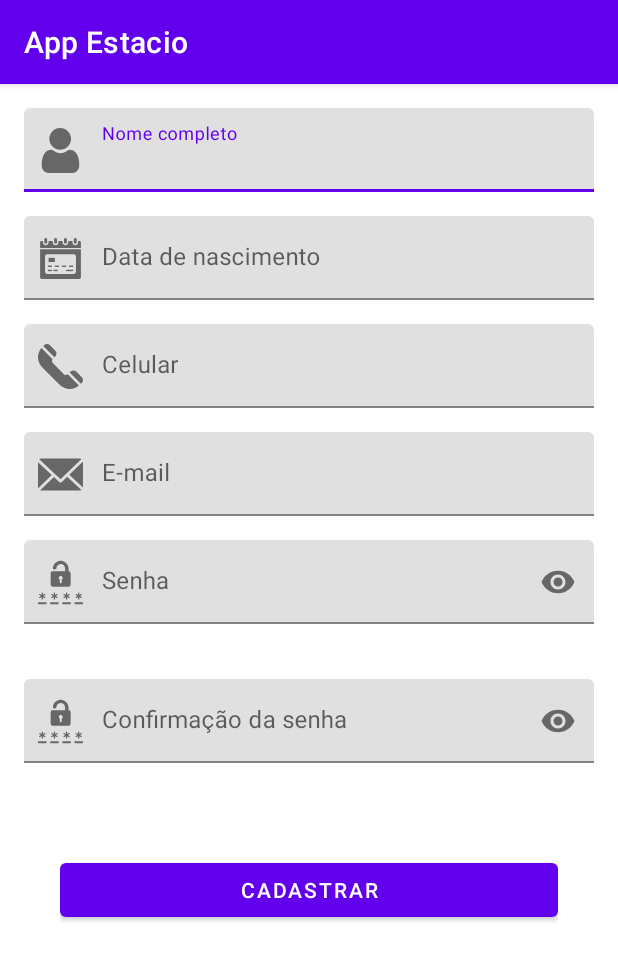
After one commit to dionlaranjeira/Aplicativo_estacio, an Android app: the CadastroActivity screen opened directly, with no data from a screen before it, on a phone screen of 412 x 824 dp. The commit adds this screen. Shown: the top 960 px of the screen. Run offline under Robolectric (Android 15) with nearby library versions, the phone set to English and light mode, and no system bars.

Commit message:
Aula 08/04/2021

```diff
--- a/app/src/main/AndroidManifest.xml
+++ b/app/src/main/AndroidManifest.xml
@@ -9,6 +9,7 @@
         android:roundIcon="@mipmap/ic_launcher_round"
         android:supportsRtl="true"
         android:theme="@style/Theme.AppEstacio">
+        <activity android:name=".CadastroActivity"></activity>
         <activity android:name=".MainActivity">
             <intent-filter>
                 <action android:name="android.intent.action.MAIN" />
--- /dev/null
+++ b/app/src/main/java/com/estacio/app/CadastroActivity.java
@@ -0,0 +1,62 @@
+package com.estacio.app;
+
+import androidx.appcompat.app.AppCompatActivity;
+
+import android.os.Bundle;
+import android.view.View;
+import android.widget.Button;
+import com.estacio.app.utilities.ValidaCampos;
+import com.google.android.material.textfield.TextInputLayout;
+
+
+public class CadastroActivity extends AppCompatActivity {
+
+    TextInputLayout textInputLayoutNome;
+    TextInputLayout textInputLayoutDataNasc;
+    TextInputLayout textInputLayoutCelular;
+    TextInputLayout textInputLayoutEmail;
+    TextInputLayout textInputLayoutSenha;
+    TextInputLayout textInputLayoutConfirmacaoSenha;
+    Button buttonCadastrar;
+
+    @Override
+    protected void onCreate(Bundle savedInstanceState) {
+        super.onCreate(savedInstanceState);
+        setContentView(R.layout.activity_cadastro);
+
+        inicializaComponentes();
+        cadastrarUsuario();
+
+
+    }
+
+
+    public void inicializaComponentes(){
+        textInputLayoutNome = findViewById(R.id.textFieldNome);
+        textInputLayoutDataNasc = findViewById(R.id.textFieldDataNasc);
+        textInputLayoutCelular = findViewById(R.id.textFieldCelular);
+        textInputLayoutEmail = findViewById(R.id.textFieldEmail);
+        textInputLayoutSenha = findViewById(R.id.TextInputLayoutSenhaCadastro);
+        textInputLayoutConfirmacaoSenha = findViewById(R.id.TextInputLayoutConfirmacaoSenhaCadastro);
+        buttonCadastrar = findViewById(R.id.buttonCadastrar);
+
+    }
+
+    public void cadastrarUsuario(){
+
+
+      buttonCadastrar.setOnClickListener(new View.OnClickListener() {
+          @Override
+          public void onClick(View v) {
+              boolean nomeValido = ValidaCampos.NOME_COMPLETO(textInputLayoutNome.getEditText().getText().toString());
+              if (nomeValido) {
+                  textInputLayoutNome.setError("");
+              }else{
+                  textInputLayoutNome.setError("Nome necessário");
+              }
+          }
+      });
+
+    }
+
+}
--- a/app/src/main/java/com/estacio/app/MainActivity.java
+++ b/app/src/main/java/com/estacio/app/MainActivity.java
@@ -2,10 +2,12 @@ package com.estacio.app;
 
 import androidx.appcompat.app.AppCompatActivity;
 
+import android.content.Intent;
 import android.os.Bundle;
 import android.view.View;
 import android.widget.Button;
 import android.widget.EditText;
+import android.widget.TextView;
 import android.widget.Toast;
 
 import com.google.android.material.textfield.TextInputLayout;
@@ -17,9 +19,10 @@ public class MainActivity extends AppCompatActivity {
 //    EditText editTextSenha;
     private TextInputLayout textInputLayoutSenha;
     private Button buttonLogar;
-    private Button buttonCadastrar;
     private String loginPadrao = "dion";
     private String senhaPadrao = "123";
+    private TextView textViewCadastreSe;
+    private Intent intentIrTelaCadastro;
 
 
     @Override
@@ -29,7 +32,20 @@ public class MainActivity extends AppCompatActivity {
 
         textInputLayoutLogin = findViewById(R.id.textFieldLogin);
         textInputLayoutSenha = findViewById(R.id.TextInputLayoutSenha);
+        textViewCadastreSe = findViewById(R.id.textViewCadastreSe);
+
         buttonLogar = findViewById(R.id.buttonLogar);
+
+        //Intent(telaAtual.this, telaAlvo.class)
+        intentIrTelaCadastro = new Intent(MainActivity.this, CadastroActivity.class);
+
+        textViewCadastreSe.setOnClickListener(new View.OnClickListener() {
+            @Override
+            public void onClick(View v) {
+                startActivity(intentIrTelaCadastro);
+            }
+        });
+
 
         buttonLogar.setOnClickListener(new View.OnClickListener() {
             @Override
--- /dev/null
+++ b/app/src/main/java/com/estacio/app/model/Usuario.java
@@ -0,0 +1,50 @@
+package com.estacio.app.model;
+
+public class Usuario {
+
+    private String nome;
+    private String celular;
+    private String email;
+    private String senha;
+    private String dataNasc;
+
+    public String getNome() {
+        return nome;
+    }
+
+    public void setNome(String nome) {
+        this.nome = nome;
+    }
+
+    public String getCelular() {
+        return celular;
+    }
+
+    public void setCelular(String celular) {
+        this.celular = celular;
+    }
+
+    public String getEmail() {
+        return email;
+    }
+
+    public void setEmail(String email) {
+        this.email = email;
+    }
+
+    public String getSenha() {
+        return senha;
+    }
+
+    public void setSenha(String senha) {
+        this.senha = senha;
+    }
+
+    public String getDataNasc() {
+        return dataNasc;
+    }
+
+    public void setDataNasc(String dataNasc) {
+        this.dataNasc = dataNasc;
+    }
+}
--- /dev/null
+++ b/app/src/main/java/com/estacio/app/utilities/ValidaCampos.java
@@ -0,0 +1,11 @@
+package com.estacio.app.utilities;
+
+public class ValidaCampos {
+
+    public static boolean NOME_COMPLETO(String nome){
+        if(nome.isEmpty()){
+            return false;
+        }
+        return true;
+    }
+}
--- /dev/null
+++ b/app/src/main/res/drawable/ic_data_de_vencimento.xml
@@ -0,0 +1,48 @@
+<vector xmlns:android="http://schemas.android.com/apk/res/android"
+    android:width="30dp"
+    android:height="30dp"
+    android:viewportWidth="512"
+    android:viewportHeight="512">
+  <path
+      android:fillColor="#FF000000"
+      android:pathData="m472,56h-16v16a32,32 0,0 1,-64 0v-16h-48v16a32,32 0,0 1,-64 0v-16h-48v16a32,32 0,0 1,-64 0v-16h-48v16a32,32 0,0 1,-64 0v-16h-16a16,16 0,0 0,-16 16v64h464v-64a16,16 0,0 0,-16 -16z"/>
+  <path
+      android:fillColor="#FF000000"
+      android:pathData="M88,24L88,24A16,16 0,0 1,104 40L104,72A16,16 0,0 1,88 88L88,88A16,16 0,0 1,72 72L72,40A16,16 0,0 1,88 24z"/>
+  <path
+      android:fillColor="#FF000000"
+      android:pathData="M312,24L312,24A16,16 0,0 1,328 40L328,72A16,16 0,0 1,312 88L312,88A16,16 0,0 1,296 72L296,40A16,16 0,0 1,312 24z"/>
+  <path
+      android:fillColor="#FF000000"
+      android:pathData="M200,24L200,24A16,16 0,0 1,216 40L216,72A16,16 0,0 1,200 88L200,88A16,16 0,0 1,184 72L184,40A16,16 0,0 1,200 24z"/>
+  <path
+      android:fillColor="#FF000000"
+      android:pathData="M424,24L424,24A16,16 0,0 1,440 40L440,72A16,16 0,0 1,424 88L424,88A16,16 0,0 1,408 72L408,40A16,16 0,0 1,424 24z"/>
+  <path
+      android:fillColor="#FF000000"
+      android:pathData="m24,472a16,16 0,0 0,16 16h432a16,16 0,0 0,16 -16v-320h-464zM80,232a24,24 0,0 1,24 -24h304a24,24 0,0 1,24 24v176a24,24 0,0 1,-24 24h-304a24,24 0,0 1,-24 -24z"/>
+  <path
+      android:fillColor="#FF000000"
+      android:pathData="m120,248h72v48h-72z"/>
+  <path
+      android:fillColor="#FF000000"
+      android:pathData="m320,384h80v16h-80z"/>
+  <path
+      android:fillColor="#FF000000"
+      android:pathData="m352,336h48v16h-48z"/>
+  <path
+      android:fillColor="#FF000000"
+      android:pathData="m272,336h48v16h-48z"/>
+  <path
+      android:fillColor="#FF000000"
+      android:pathData="m192,336h48v16h-48z"/>
+  <path
+      android:fillColor="#FF000000"
+      android:pathData="m112,336h48v16h-48z"/>
+  <path
+      android:fillColor="#FF000000"
+      android:pathData="m112,384h48v16h-48z"/>
+  <path
+      android:fillColor="#FF000000"
+      android:pathData="m176,384h48v16h-48z"/>
+</vector>
--- /dev/null
+++ b/app/src/main/res/drawable/ic_email.xml
@@ -0,0 +1,18 @@
+<vector xmlns:android="http://schemas.android.com/apk/res/android"
+    android:width="30dp"
+    android:height="30dp"
+    android:viewportWidth="230.17"
+    android:viewportHeight="230.17">
+  <path
+      android:fillColor="#FF000000"
+      android:pathData="M230,49.585c0,-0.263 0.181,-0.519 0.169,-0.779l-70.24,67.68l70.156,65.518c0.041,-0.468 -0.085,-0.94 -0.085,-1.418V49.585z"/>
+  <path
+      android:fillColor="#FF000000"
+      android:pathData="M149.207,126.901l-28.674,27.588c-1.451,1.396 -3.325,2.096 -5.2,2.096c-1.836,0 -3.672,-0.67 -5.113,-2.013l-28.596,-26.647L11.01,195.989c1.717,0.617 3.56,1.096 5.49,1.096h197.667c2.866,0 5.554,-0.873 7.891,-2.175L149.207,126.901z"/>
+  <path
+      android:fillColor="#FF000000"
+      android:pathData="M115.251,138.757L222.447,35.496c-2.427,-1.443 -5.252,-2.411 -8.28,-2.411H16.5c-3.943,0 -7.556,1.531 -10.37,3.866L115.251,138.757z"/>
+  <path
+      android:fillColor="#FF000000"
+      android:pathData="M0,52.1v128.484c0,1.475 0.339,2.897 0.707,4.256l69.738,-67.156L0,52.1z"/>
+</vector>
--- /dev/null
+++ b/app/src/main/res/drawable/ic_telephone.xml
@@ -0,0 +1,15 @@
+<vector xmlns:android="http://schemas.android.com/apk/res/android"
+    android:width="30dp"
+    android:height="30dp"
+    android:viewportWidth="512.001"
+    android:viewportHeight="512.001">
+  <path
+      android:fillColor="#FF000000"
+      android:pathData="M498.808,377.784l-63.633,-63.647c-16.978,-16.978 -46.641,-17.007 -63.647,0l-10.611,10.611l127.284,127.277l10.607,-10.607C516.427,423.798 516.368,395.314 498.808,377.784z"/>
+  <path
+      android:fillColor="#FF000000"
+      android:pathData="M339.116,345.37c-13.39,10.373 -32.492,9.959 -44.727,-2.303L168.572,217.163c-12.263,-12.263 -12.676,-31.379 -2.303,-44.736L39.278,45.443c-54.631,63.68 -52.495,159.633 7.8,219.928l199.103,199.19c57.86,57.858 152.635,65.532 219.932,7.797L339.116,345.37z"/>
+  <path
+      android:fillColor="#FF000000"
+      android:pathData="M197.503,76.391L133.87,12.744c-16.978,-16.978 -46.641,-17.007 -63.647,0L59.612,23.355l127.284,127.277l10.607,-10.608C215.121,122.406 215.063,93.922 197.503,76.391z"/>
+</vector>
--- /dev/null
+++ b/app/src/main/res/layout/activity_cadastro.xml
@@ -0,0 +1,152 @@
+<?xml version="1.0" encoding="utf-8"?>
+<LinearLayout android:layout_width="match_parent"
+    android:layout_height="match_parent"
+    xmlns:app="http://schemas.android.com/apk/res-auto"
+    android:padding="16dp"
+    android:orientation="vertical"
+    xmlns:android="http://schemas.android.com/apk/res/android">
+
+    <!--    <EditText-->
+    <!--        android:id="@+id/editTextLogin"-->
+    <!--        android:layout_width="match_parent"-->
+    <!--        android:layout_height="wrap_content"-->
+    <!--        android:layout_marginBottom="8dp"-->
+    <!--        android:inputType="text"-->
+    <!--        android:hint="Digite seu login"-->
+    <!--        />-->
+
+    <com.google.android.material.textfield.TextInputLayout
+        android:id="@+id/textFieldNome"
+        android:layout_width="match_parent"
+        android:layout_height="wrap_content"
+        app:startIconDrawable="@drawable/ic_user"
+        android:hint="Nome completo"
+        android:layout_marginBottom="16dp"
+        app:startIconContentDescription="Login">
+
+        <com.google.android.material.textfield.TextInputEditText
+            android:layout_width="match_parent"
+            android:layout_height="wrap_content"
+            />
+
+    </com.google.android.material.textfield.TextInputLayout>
+
+
+    <com.google.android.material.textfield.TextInputLayout
+        android:id="@+id/textFieldDataNasc"
+        android:layout_width="match_parent"
+        android:layout_height="wrap_content"
+        app:startIconDrawable="@drawable/ic_data_de_vencimento"
+        android:hint="Data de nascimento"
+        android:layout_marginBottom="16dp"
+        app:startIconContentDescription="Login">
+
+        <com.google.android.material.textfield.TextInputEditText
+            android:layout_width="match_parent"
+            android:layout_height="wrap_content"
+            />
+
+    </com.google.android.material.textfield.TextInputLayout>
+
+    <com.google.android.material.textfield.TextInputLayout
+        android:id="@+id/textFieldCelular"
+        android:layout_width="match_parent"
+        android:layout_height="wrap_content"
+        app:startIconDrawable="@drawable/ic_telephone"
+        android:hint="Celular"
+        android:layout_marginBottom="16dp"
+        app:startIconContentDescription="Login">
+
+        <com.google.android.material.textfield.TextInputEditText
+            android:layout_width="match_parent"
+            android:layout_height="wrap_content"
+            />
+
+    </com.google.android.material.textfield.TextInputLayout>
+
+    <com.google.android.material.textfield.TextInputLayout
+        android:id="@+id/textFieldEmail"
+        android:layout_width="match_parent"
+        android:layout_height="wrap_content"
+        app:startIconDrawable="@drawable/ic_email"
+        android:hint="E-mail"
+        android:layout_marginBottom="16dp"
+        app:startIconContentDescription="Login">
+
+        <com.google.android.material.textfield.TextInputEditText
+            android:inputType="textEmailAddress"
+            android:layout_width="match_parent"
+            android:layout_height="wrap_content"
+            />
+
+    </com.google.android.material.textfield.TextInputLayout>
+
+    <!--    <EditText-->
+    <!--        android:id="@+id/editTextSenha"-->
+    <!--        android:layout_width="match_parent"-->
+    <!--        android:layout_height="wrap_content"-->
+    <!--        android:layout_marginBottom="8dp"-->
+    <!--        android:inputType="textPassword"-->
+    <!--        android:hint="Digite sua senha"-->
+    <!--        />-->
+
+    <com.google.android.material.textfield.TextInputLayout
+        android:id="@+id/TextInputLayoutSenhaCadastro"
+        android:layout_width="match_parent"
+        android:layout_height="wrap_content"
+        android:layout_marginBottom="16dp"
+        app:startIconDrawable="@drawable/ic_password"
+        app:errorEnabled="true"
+        android:hint="Senha"
+        app:endIconMode="password_toggle">
+        >
+
+        <com.google.android.material.textfield.TextInputEditText
+            android:inputType="textPassword"
+            android:layout_width="match_parent"
+            android:layout_height="wrap_content"
+            />
+
+    </com.google.android.material.textfield.TextInputLayout>
+
+    <com.google.android.material.textfield.TextInputLayout
+        android:id="@+id/TextInputLayoutConfirmacaoSenhaCadastro"
+        android:layout_width="match_parent"
+        android:layout_height="wrap_content"
+        android:layout_marginBottom="16dp"
+        app:startIconDrawable="@drawable/ic_password"
+        app:errorEnabled="true"
+        android:hint="Confirmação da senha"
+        app:endIconMode="password_toggle">
+        >
+
+        <com.google.android.material.textfield.TextInputEditText
+            android:inputType="textPassword"
+            android:layout_width="match_parent"
+            android:layout_height="wrap_content"
+            />
+
+    </com.google.android.material.textfield.TextInputLayout>
+
+
+    <LinearLayout
+        android:layout_width="match_parent"
+        android:layout_height="wrap_content"
+        android:orientation="horizontal"
+        android:padding="24dp"
+        >
+        <Button
+            android:id="@+id/buttonCadastrar"
+            android:layout_width="wrap_content"
+            android:layout_gravity="center"
+            android:layout_height="wrap_content"
+            android:layout_weight="1"
+            android:text="Cadastrar" />
+
+
+    </LinearLayout>
+
+
+
+
+</LinearLayout>
--- a/app/src/main/res/layout/activity_main.xml
+++ b/app/src/main/res/layout/activity_main.xml
@@ -66,23 +66,28 @@
         android:layout_width="match_parent"
         android:layout_height="wrap_content"
         android:orientation="horizontal"
+        android:padding="24dp"
         >
             <Button
                 android:id="@+id/buttonLogar"
                 android:layout_width="wrap_content"
+                android:layout_gravity="center"
                 android:layout_height="wrap_content"
-                android:layout_marginRight="24dp"
-                android:layout_weight="10"
+                android:layout_weight="1"
                 android:text="Logar" />
 
-            <Button
-                android:id="@+id/buttonCadastrar"
-                android:layout_width="wrap_content"
-                android:layout_height="wrap_content"
-                android:layout_weight="2"
-                android:text="Cadastrar" />
+
     </LinearLayout>
 
+    <TextView
+        android:layout_marginTop="32dp"
+        android:id="@+id/textViewCadastreSe"
+        android:layout_gravity="center"
+        android:textStyle="bold"
+        android:textColor="#ff0000"
+        android:layout_width="wrap_content"
+        android:layout_height="wrap_content"
+        android:text="CADASTRE-SE" />
 
 
 </LinearLayout>
```
